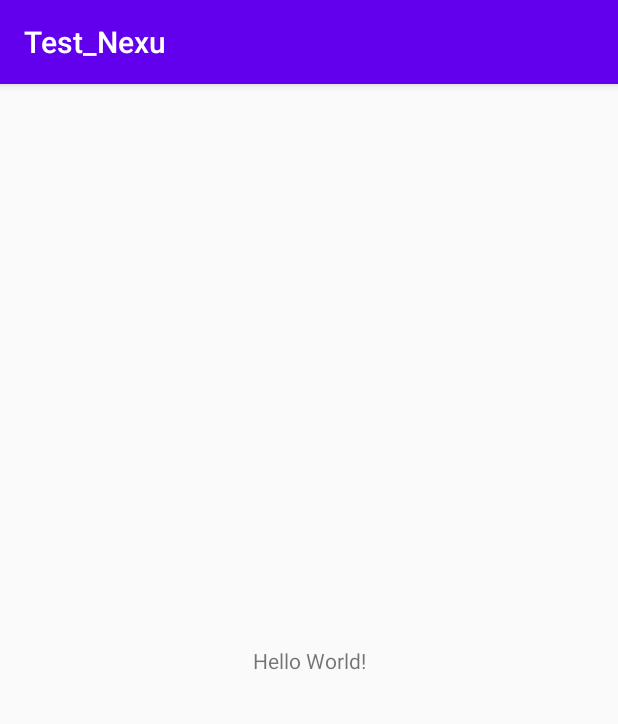
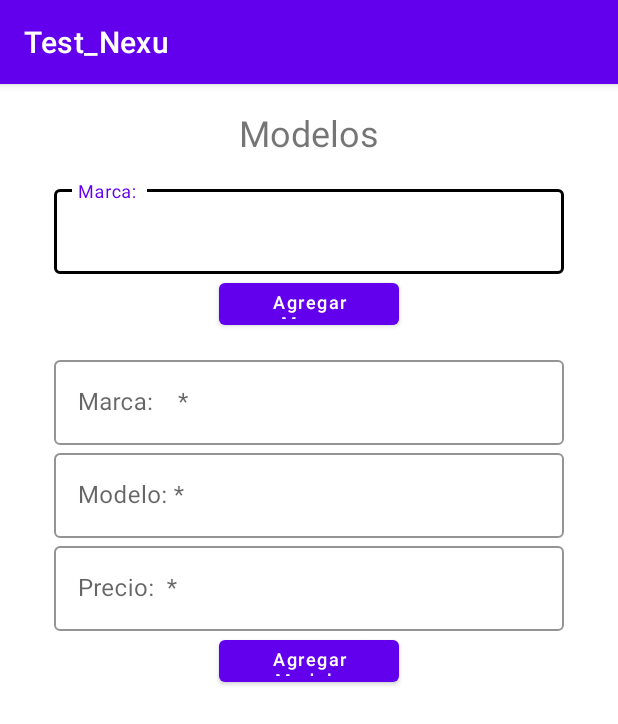
Before and after one commit to dev-rafael/nexu_test, an Android app: the screen it shows after launch (MainActivity), on a phone screen of 412 x 824 dp. Shown: the top 724 px of the screen. Run offline under Robolectric (Android 15) with nearby library versions, the phone set to English and light mode, and no system bars.

Commit message:
Created layout for form

```diff
--- a/app/build.gradle
+++ b/app/build.gradle
@@ -31,7 +31,11 @@ dependencies {
     implementation 'androidx.appcompat:appcompat:1.1.0'
     implementation 'androidx.core:core-ktx:1.2.0'
     implementation 'androidx.constraintlayout:constraintlayout:1.1.3'
+    implementation 'androidx.legacy:legacy-support-v4:1.0.0'
+    implementation 'androidx.lifecycle:lifecycle-extensions:2.2.0'
+    implementation 'androidx.lifecycle:lifecycle-viewmodel-ktx:2.2.0'
     testImplementation 'junit:junit:4.12'
     androidTestImplementation 'androidx.test.ext:junit:1.1.1'
     androidTestImplementation 'androidx.test.espresso:espresso-core:3.2.0'
+    implementation 'com.google.android.material:material:1.1.0'
 }
--- /dev/null
+++ b/app/src/main/java/com/rgdev/test_nexu/FormularioFragment.kt
@@ -0,0 +1,32 @@
+package com.rgdev.test_nexu
+
+import androidx.lifecycle.ViewModelProviders
+import android.os.Bundle
+import androidx.fragment.app.Fragment
+import android.view.LayoutInflater
+import android.view.View
+import android.view.ViewGroup
+
+
+class FormularioFragment : Fragment() {
+
+    companion object {
+        fun newInstance() = FormularioFragment()
+    }
+
+    private lateinit var viewModel: FormularioViewModel
+
+    override fun onCreateView(
+        inflater: LayoutInflater, container: ViewGroup?,
+        savedInstanceState: Bundle?
+    ): View? {
+        return inflater.inflate(R.layout.formulario_fragment, container, false)
+    }
+
+    override fun onActivityCreated(savedInstanceState: Bundle?) {
+        super.onActivityCreated(savedInstanceState)
+        viewModel = ViewModelProviders.of(this).get(FormularioViewModel::class.java)
+        // TODO: Use the ViewModel
+    }
+
+}
--- /dev/null
+++ b/app/src/main/java/com/rgdev/test_nexu/FormularioViewModel.kt
@@ -0,0 +1,7 @@
+package com.rgdev.test_nexu
+
+import androidx.lifecycle.ViewModel
+
+class FormularioViewModel : ViewModel() {
+    // TODO: Implement the ViewModel
+}
--- a/app/src/main/java/com/rgdev/test_nexu/MainActivity.kt
+++ b/app/src/main/java/com/rgdev/test_nexu/MainActivity.kt
@@ -2,11 +2,24 @@ package com.rgdev.test_nexu
 
 import androidx.appcompat.app.AppCompatActivity
 import android.os.Bundle
+import kotlinx.android.synthetic.main.activity_main.*
 
 class MainActivity : AppCompatActivity() {
 
     override fun onCreate(savedInstanceState: Bundle?) {
         super.onCreate(savedInstanceState)
         setContentView(R.layout.activity_main)
+
+        /*textiew_text.setOnClickListener {
+            textiew_text.animate().apply {
+                duration = 1000
+                rotationBy(200f)
+            }.withEndAction {
+                textiew_text.animate().apply {
+                    duration = 600
+                    rotationBy(-200f)
+                }
+            }
+        }*/
     }
 }
--- a/app/src/main/res/layout/activity_main.xml
+++ b/app/src/main/res/layout/activity_main.xml
@@ -1,18 +1,15 @@
 <?xml version="1.0" encoding="utf-8"?>
-<androidx.constraintlayout.widget.ConstraintLayout xmlns:android="http://schemas.android.com/apk/res/android"
+<ScrollView xmlns:android="http://schemas.android.com/apk/res/android"
     xmlns:app="http://schemas.android.com/apk/res-auto"
     xmlns:tools="http://schemas.android.com/tools"
     android:layout_width="match_parent"
     android:layout_height="match_parent"
     tools:context=".MainActivity">
 
-    <TextView
-        android:layout_width="wrap_content"
+    <fragment
+        android:id="@+id/fragment_formulario"
+        android:name="com.rgdev.test_nexu.FormularioFragment"
+        android:layout_width="match_parent"
         android:layout_height="wrap_content"
-        android:text="Hello World!"
-        app:layout_constraintBottom_toBottomOf="parent"
-        app:layout_constraintLeft_toLeftOf="parent"
-        app:layout_constraintRight_toRightOf="parent"
-        app:layout_constraintTop_toTopOf="parent" />
-
-</androidx.constraintlayout.widget.ConstraintLayout>
+        tools:layout="@layout/formulario_fragment" />
+</ScrollView>
--- /dev/null
+++ b/app/src/main/res/layout/formulario_fragment.xml
@@ -0,0 +1,117 @@
+<?xml version="1.0" encoding="utf-8"?>
+<LinearLayout xmlns:android="http://schemas.android.com/apk/res/android"
+    xmlns:app="http://schemas.android.com/apk/res-auto"
+    xmlns:tools="http://schemas.android.com/tools"
+    android:id="@+id/linearLayout_formulario_layout"
+    android:layout_width="match_parent"
+    android:layout_height="match_parent"
+    android:gravity="center_horizontal"
+    android:orientation="vertical"
+    tools:context=".FormularioFragment">
+
+    <TextView
+        android:id="@+id/textView_modelos"
+        android:layout_width="match_parent"
+        android:layout_height="wrap_content"
+        android:padding="16dp"
+        android:text="Modelos"
+        android:textAlignment="center"
+        android:textSize="24sp" />
+
+    <com.google.android.material.textfield.TextInputLayout
+        style="@style/Widget.MaterialComponents.TextInputLayout.OutlinedBox"
+        android:layout_width="match_parent"
+        android:layout_height="wrap_content"
+        android:layout_marginStart="36dp"
+        android:layout_marginEnd="36dp"
+        app:boxBackgroundMode="outline"
+        app:boxStrokeColor="#000000">
+
+        <com.google.android.material.textfield.TextInputEditText
+            android:id="@+id/textInput_agregar_marca"
+            android:layout_width="match_parent"
+            android:layout_height="wrap_content"
+            android:hint="Marca: "
+            android:inputType="textShortMessage|textCapWords" />
+    </com.google.android.material.textfield.TextInputLayout>
+
+    <Button
+        android:id="@+id/button_agregar_marca"
+        android:layout_width="120dp"
+        android:layout_height="40dp"
+        android:text="Agregar Marca"
+        android:textAllCaps="false"
+        android:textSize="12sp" />
+
+    <Space
+        android:layout_width="match_parent"
+        android:layout_height="12dp" />
+
+    <com.google.android.material.textfield.TextInputLayout
+        style="@style/Widget.MaterialComponents.TextInputLayout.OutlinedBox"
+        android:layout_width="match_parent"
+        android:layout_height="wrap_content"
+        android:layout_marginStart="36dp"
+        android:layout_marginEnd="36dp"
+        app:boxBackgroundMode="outline"
+        app:boxStrokeColor="#000000">
+
+        <com.google.android.material.textfield.TextInputEditText
+            android:id="@+id/textInput_seleccionar_marca"
+            android:layout_width="match_parent"
+            android:layout_height="wrap_content"
+            android:hint="Marca:    *" />
+    </com.google.android.material.textfield.TextInputLayout>
+
+    <com.google.android.material.textfield.TextInputLayout
+        style="@style/Widget.MaterialComponents.TextInputLayout.OutlinedBox"
+        android:layout_width="match_parent"
+        android:layout_height="wrap_content"
+        android:layout_marginStart="36dp"
+        android:layout_marginEnd="36dp"
+        app:boxBackgroundMode="outline"
+        app:boxStrokeColor="#000000">
+
+        <com.google.android.material.textfield.TextInputEditText
+            android:id="@+id/textInput_modelo"
+            android:layout_width="match_parent"
+            android:layout_height="wrap_content"
+            android:hint="Modelo: *"
+            android:inputType="textShortMessage|textCapWords" />
+    </com.google.android.material.textfield.TextInputLayout>
+
+    <com.google.android.material.textfield.TextInputLayout
+        style="@style/Widget.MaterialComponents.TextInputLayout.OutlinedBox"
+        android:layout_width="match_parent"
+        android:layout_height="wrap_content"
+        android:layout_marginStart="36dp"
+        android:layout_marginEnd="36dp"
+        app:boxBackgroundMode="outline"
+        app:boxStrokeColor="#000000">
+
+        <com.google.android.material.textfield.TextInputEditText
+            android:id="@+id/textInput_precio"
+            android:layout_width="match_parent"
+            android:layout_height="wrap_content"
+            android:hint="Precio:  *"
+            android:inputType="number" />
+    </com.google.android.material.textfield.TextInputLayout>
+
+    <Button
+        android:id="@+id/button_agregar_modelo"
+        android:layout_width="120dp"
+        android:layout_height="40dp"
+        android:text="Agregar Modelo"
+        android:textAllCaps="false"
+        android:textSize="12sp" />
+
+    <Space
+        android:layout_width="match_parent"
+        android:layout_height="12dp" />
+
+    <androidx.recyclerview.widget.RecyclerView
+        android:id="@+id/recyclerView_lista_modelos"
+        android:layout_width="match_parent"
+        android:layout_height="match_parent" />
+
+</LinearLayout>
--- a/app/src/main/res/values/styles.xml
+++ b/app/src/main/res/values/styles.xml
@@ -1,7 +1,7 @@
 <resources>
 
     <!-- Base application theme. -->
-    <style name="AppTheme" parent="Theme.AppCompat.Light.DarkActionBar">
+    <style name="AppTheme" parent="Theme.MaterialComponents.Light.DarkActionBar">
         <!-- Customize your theme here. -->
         <item name="colorPrimary">@color/colorPrimary</item>
         <item name="colorPrimaryDark">@color/colorPrimaryDark</item>
```
